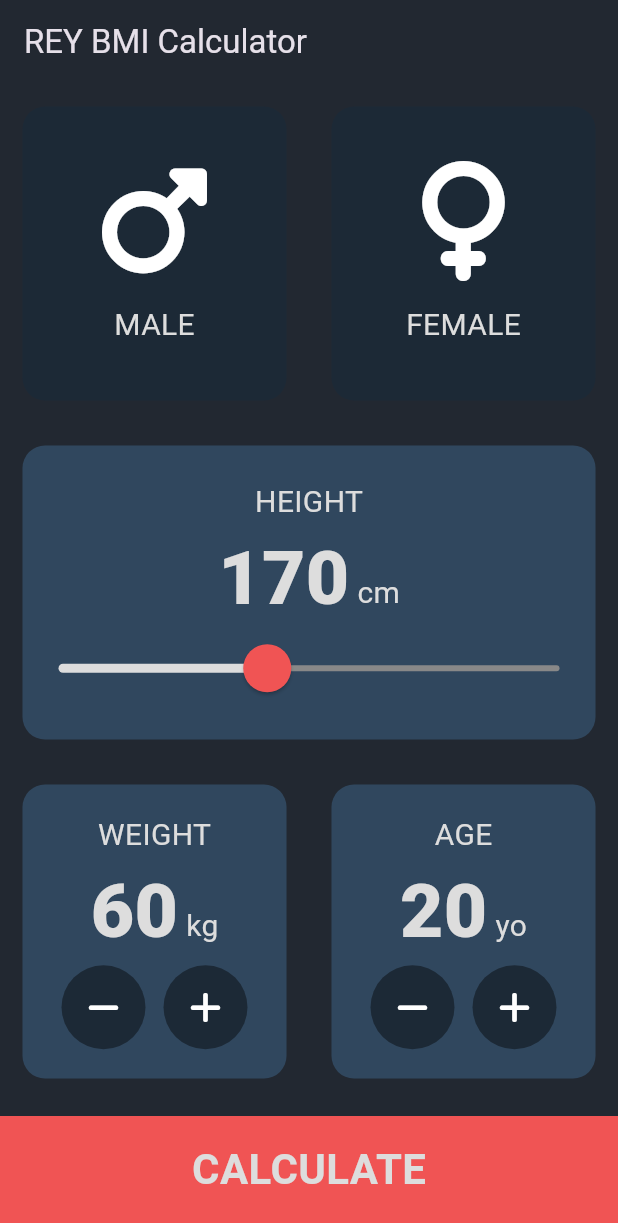
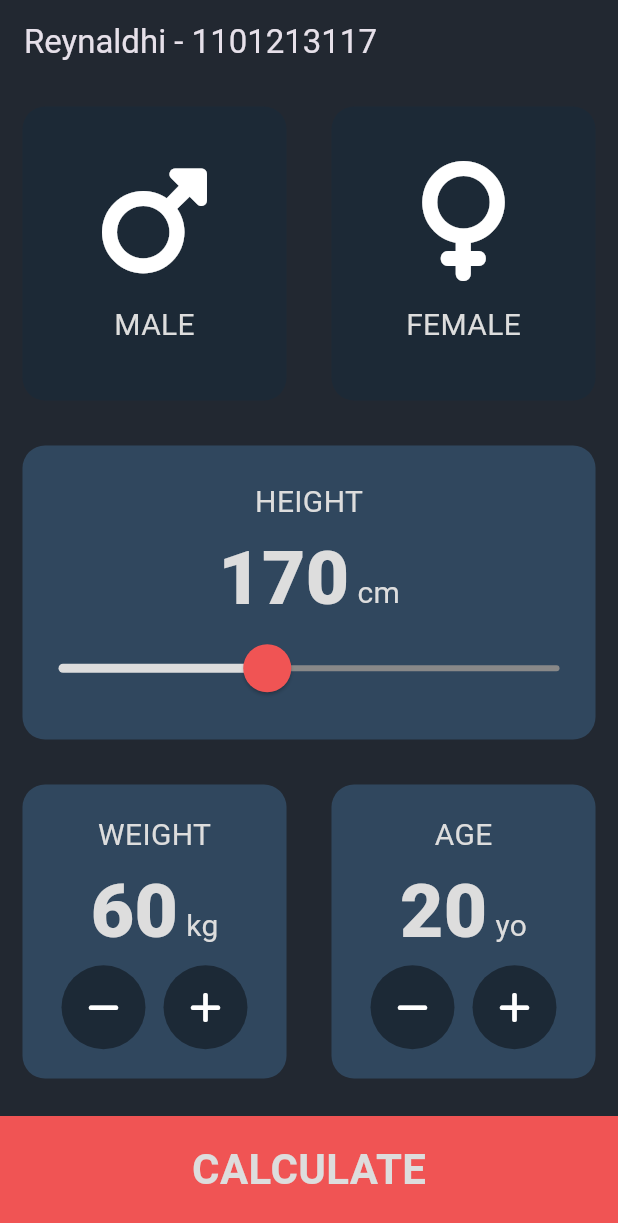
Before and after one commit to UnknownVisuals/bmi_calculator, a Flutter app: the screen it shows after launch, on a phone screen of 412 x 824 dp. Shown: the top 1223 px of the screen. Run offline on Flutter 3.47's test engine with Material 3 defaults, Android fonts, the phone set to English and light mode, and no system bars; our stand-ins replace font_awesome_flutter.

Commit message:
add identity to the app

```diff
--- a/lib/screens/input_page.dart
+++ b/lib/screens/input_page.dart
@@ -31,7 +31,7 @@ class _InputPageState extends State<InputPage> {
     return Scaffold(
       appBar: AppBar(
         backgroundColor: kBackgroundColor,
-        title: const Text('REY BMI Calculator'),
+        title: const Text('Reynaldhi - 1101213117'),
       ),
       body: Column(
         crossAxisAlignment: CrossAxisAlignment.stretch,
--- a/lib/screens/result_page.dart
+++ b/lib/screens/result_page.dart
@@ -15,7 +15,7 @@ class ResultPage extends StatelessWidget {
     return Scaffold(
       appBar: AppBar(
         backgroundColor: kBackgroundColor,
-        title: const Text('REY BMI Calculator'),
+        title: const Text('Reynaldhi - 1101213117'),
       ),
       body: Column(
         mainAxisAlignment: MainAxisAlignment.spaceEvenly,
```
